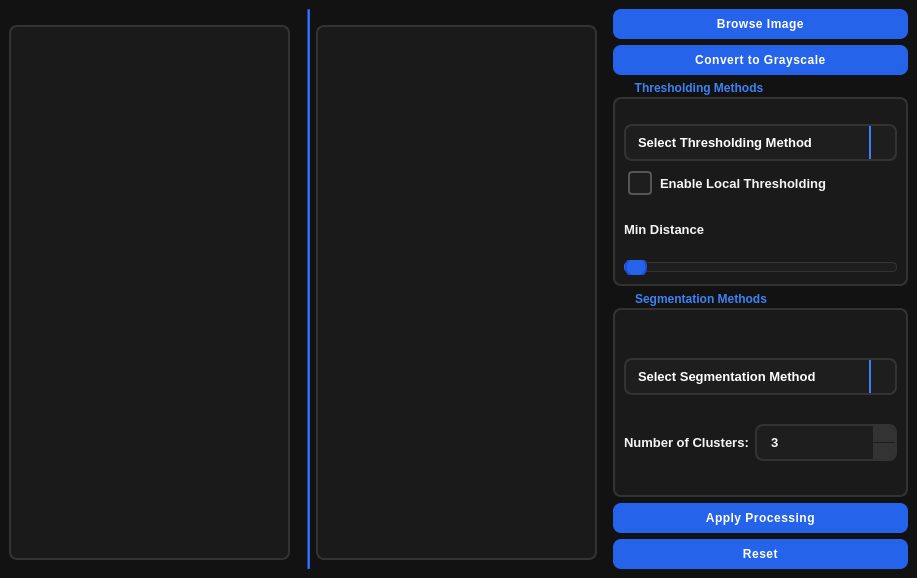
Qt form Task_4.ui (Ziadmohammed200/Thresholding-and-image-segmentation) before a commit.
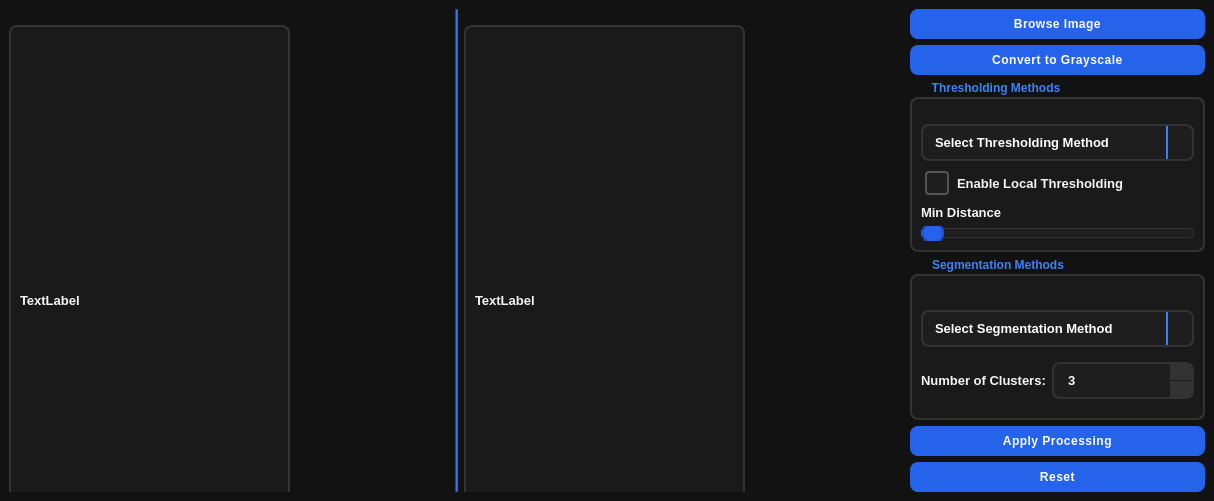
The same form after that commit. Custom widgets are drawn as their Qt base class.

Commit message: ziad's work is done

Diff of the .ui file:
```diff
--- a/Task_4.ui
+++ b/Task_4.ui
@@ -6,8 +6,8 @@
    <rect>
     <x>0</x>
     <y>0</y>
-    <width>917</width>
-    <height>578</height>
+    <width>1214</width>
+    <height>501</height>
    </rect>
   </property>
   <property name="sizePolicy">
@@ -291,7 +291,15 @@
            <property name="title">
             <string/>
            </property>
-           <layout class="QVBoxLayout" name="verticalLayout_thresholding_2"/>
+           <layout class="QVBoxLayout" name="verticalLayout_thresholding_2">
+            <item>
+             <widget class="QLabel" name="original_image_lbl">
+              <property name="text">
+               <string>TextLabel</string>
+              </property>
+             </widget>
+            </item>
+           </layout>
           </widget>
          </widget>
         </item>
@@ -315,7 +323,15 @@
            <property name="title">
             <string/>
            </property>
-           <layout class="QVBoxLayout" name="verticalLayout_thresholding_3"/>
+           <layout class="QVBoxLayout" name="verticalLayout_thresholding_3">
+            <item>
+             <widget class="QLabel" name="modified_image_lbl">
+              <property name="text">
+               <string>TextLabel</string>
+              </property>
+             </widget>
+            </item>
+           </layout>
           </widget>
          </widget>
         </item>
@@ -464,6 +480,9 @@
     border-radius: 4px;
 }</string>
              </property>
+             <property name="minimum">
+              <number>10</number>
+             </property>
              <property name="orientation">
               <enum>Qt::Orientation::Horizontal</enum>
              </property>
```
Left out of the diff: 5 changed lines with no effect on the pictures.
